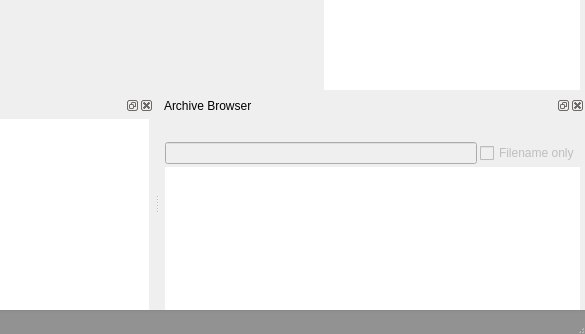
The window that src/ui/nifskope.ui (BungoV/NifSkope-WildWastelandEdition) describes before a commit, drawn with Qt 5; both pictures show x 695 to 1280 and y 466 to 800 of the 1280 by 800 pixel window.
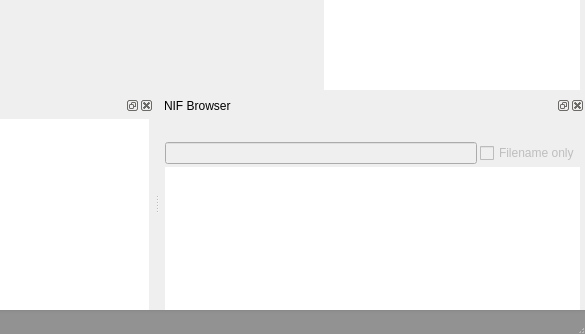
The same window after the commit. Icons and pictures are not drawn. Custom widgets are drawn as their Qt base class.

What changed in the file:
```diff
--- a/src/ui/nifskope.ui
+++ b/src/ui/nifskope.ui
@@ -871,7 +871,7 @@
     <set>Qt::BottomDockWidgetArea|Qt::LeftDockWidgetArea|Qt::RightDockWidgetArea</set>
    </property>
    <property name="windowTitle">
-    <string>Archive Browser</string>
+    <string>NIF Browser</string>
    </property>
    <attribute name="dockWidgetArea">
     <number>8</number>
```
Left out of the diff: 8 changed lines with no effect on the pictures.
